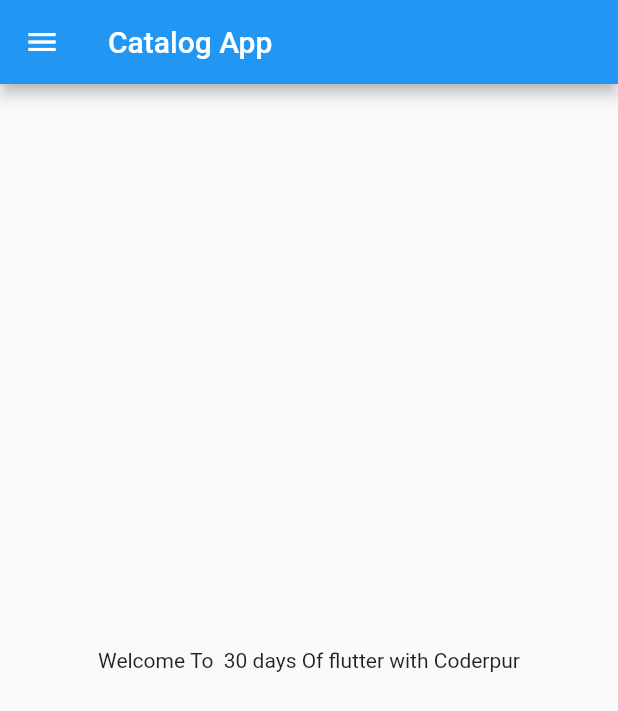
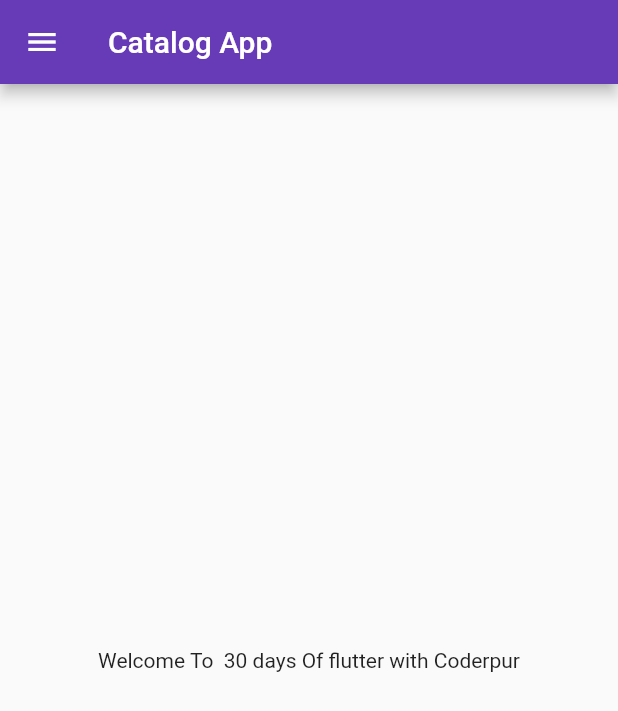
Before and after one commit to SuhaibRumi/30DayOfFluuter, a Flutter app: the screen it shows after launch, on a phone screen of 412 x 824 dp. Shown: the top 711 px of the screen. Run offline on Flutter 3.47's test engine with Material 2 defaults, Android fonts, the phone set to English and light mode, and no system bars.

Commit message:
Day 3 Completed

```diff
--- a/flutter_catalog/lib/main.dart
+++ b/flutter_catalog/lib/main.dart
@@ -1,5 +1,6 @@
 import 'package:flutter/material.dart';
-import 'package:flutter_catalog/pages/home_page.dart';
+import 'package:flutter_catalog/pages/login_page.dart';
+import 'pages/home_page.dart';
 
 void main() {
   runApp(const MyApp());
@@ -9,10 +10,18 @@ class MyApp extends StatelessWidget {
   const MyApp({Key? key}) : super(key: key);
   @override
   Widget build(BuildContext context) {
-
     return MaterialApp(
-      debugShowCheckedModeBanner: false,
-      home:HomePage(),
-    );
+        debugShowCheckedModeBanner: false,
+        // home: HomePage(),
+        themeMode: ThemeMode.light,
+        theme: ThemeData(primarySwatch: Colors.deepPurple),
+        darkTheme: ThemeData(
+            brightness: Brightness.dark, primarySwatch: Colors.lightGreen),
+        initialRoute: "/home",
+        routes: {
+          "/": (context) => const Loginpage(),
+          "/home": (context) => HomePage(),
+          "/login": (context) => const Loginpage()
+        });
   }
 }
```
Also changed, not shown: flutter_catalog/lib/pages/login_page.dart (added, +18 -0 lines).
